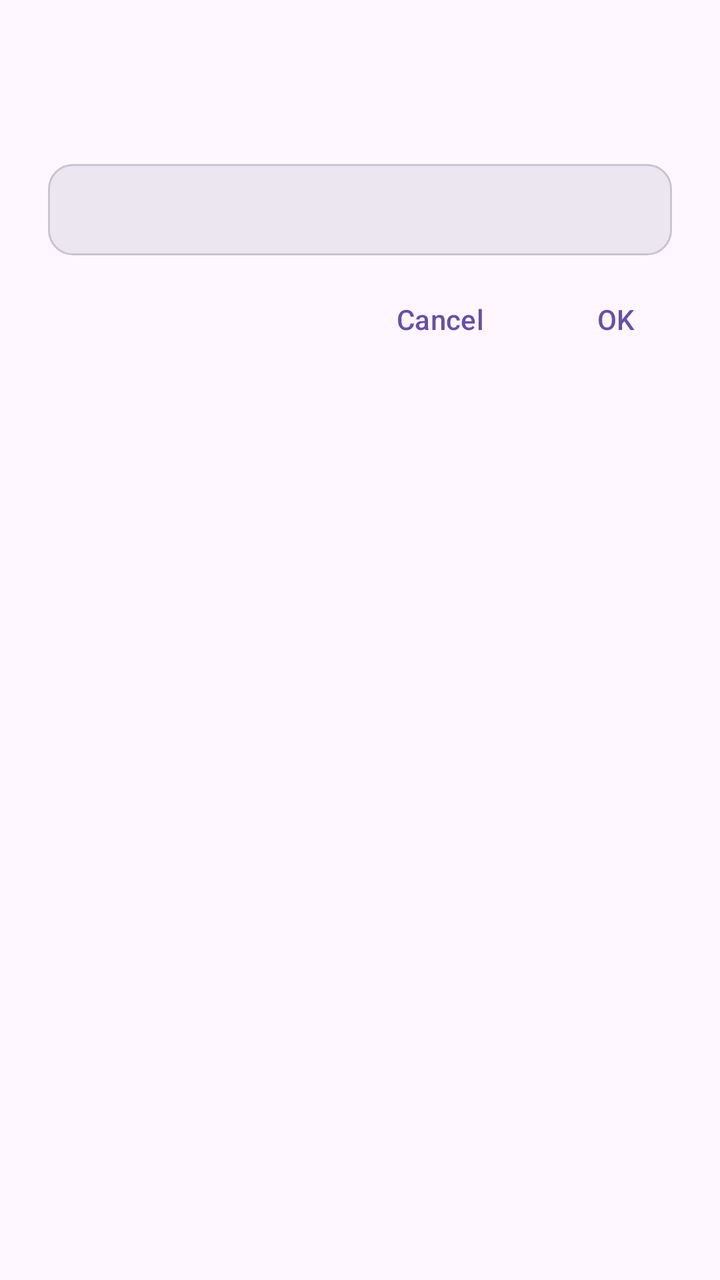
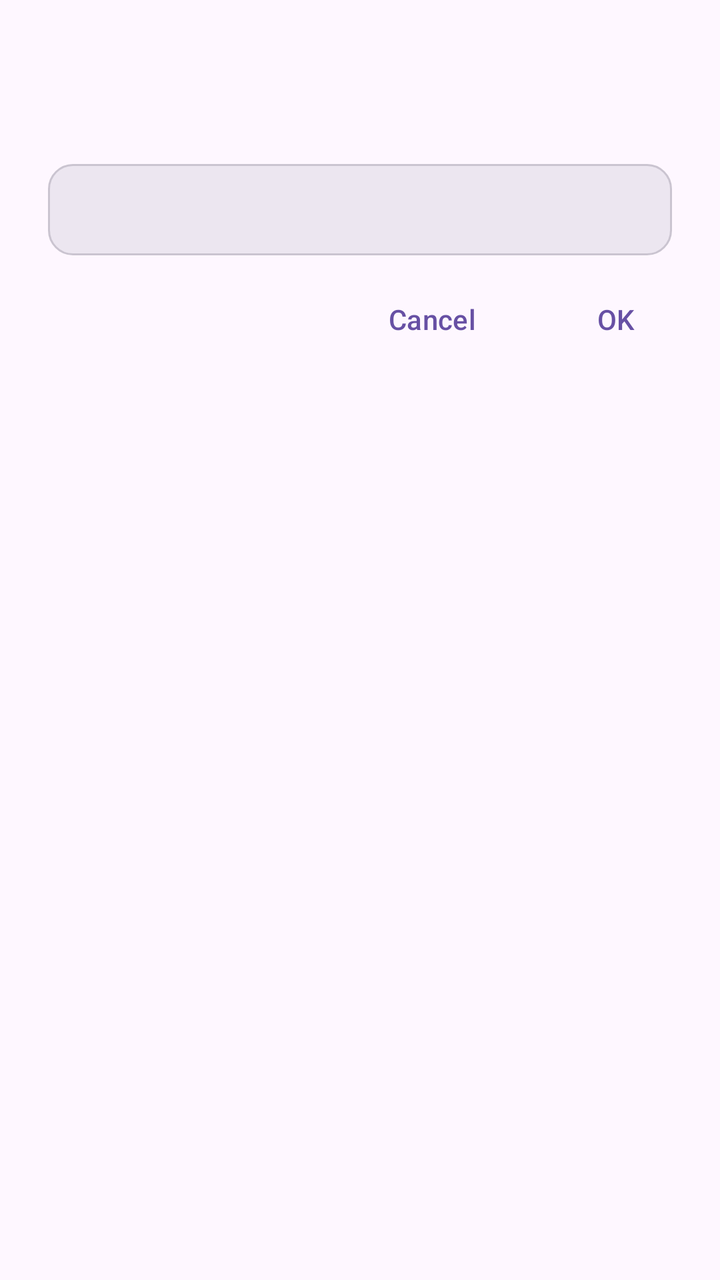

Before-and-after screenshots of an Android layout around one commit, followed by the original layout XML and the change that was made.
<!-- AndroidManifest.xml: application theme Theme.PlainPad -->
<!-- res/layout/dialog_input.xml -->
<?xml version="1.0" encoding="utf-8"?>
<LinearLayout xmlns:android="http://schemas.android.com/apk/res/android"
    android:layout_width="match_parent"
    android:layout_height="wrap_content"
    android:orientation="vertical"
    android:paddingTop="20dp"
    android:paddingBottom="8dp">

    <TextView
        android:id="@+id/tvDialogTitle"
        android:layout_width="match_parent"
        android:layout_height="wrap_content"
        android:paddingHorizontal="24dp"
        android:textColor="?attr/colorOnSurface"
        android:textSize="18sp"
        android:textStyle="bold" />

    <TextView
        android:id="@+id/tvDialogSubtitle"
        android:layout_width="match_parent"
        android:layout_height="wrap_content"
        android:paddingHorizontal="24dp"
        android:paddingTop="4dp"
        android:paddingBottom="16dp"
        android:textColor="?android:attr/textColorSecondary"
        android:textSize="13sp" />

    <EditText
        android:id="@+id/etInput"
        android:layout_width="match_parent"
        android:layout_height="wrap_content"
        android:layout_marginHorizontal="24dp"
        android:background="@drawable/bg_dialog_input"
        android:importantForAutofill="no"
        android:maxLines="1"
        android:paddingHorizontal="14dp"
        android:paddingVertical="12dp"
        android:textColor="?attr/colorOnSurface"
        android:textColorHint="?android:attr/textColorSecondary"
        android:textSize="16sp" />

    <TextView
        android:id="@+id/tvError"
        android:layout_width="match_parent"
        android:layout_height="wrap_content"
        android:paddingHorizontal="24dp"
        android:paddingTop="6dp"
        android:textColor="?attr/colorError"
        android:textSize="12sp"
        android:visibility="gone" />

    <LinearLayout
        android:layout_width="match_parent"
        android:layout_height="wrap_content"
        android:orientation="horizontal"
        android:gravity="end"
        android:paddingHorizontal="8dp"
        android:paddingTop="8dp">

        <com.google.android.material.button.MaterialButton
            android:id="@+id/btnCancel"
            style="@style/Widget.Material3.Button.TextButton"
            android:layout_width="wrap_content"
            android:layout_height="wrap_content"
            android:text="@string/cancel" />

        <com.google.android.material.button.MaterialButton
            android:id="@+id/btnConfirm"
            style="@style/Widget.Material3.Button.TextButton"
            android:layout_width="wrap_content"
            android:layout_height="wrap_content"
            android:text="@string/ok" />
    </LinearLayout>
</LinearLayout>
<!-- resources referenced by this layout -->
<resources>
  <!-- drawable bg_dialog_input (drawable) -->
  <?xml version="1.0" encoding="utf-8"?>
  <shape xmlns:android="http://schemas.android.com/apk/res/android"
      android:shape="rectangle">
      <solid android:color="?attr/colorSurfaceContainerHigh" />
      <corners android:radius="12dp" />
      <stroke
          android:width="1dp"
          android:color="?attr/colorOutlineVariant" />
  </shape>
  <string name="cancel">Cancel</string>
  <string name="ok">OK</string>
  <style name="Theme.PlainPad" parent="Theme.Material3.DayNight.NoActionBar">
  
          
          <item name="editTextStyle">@style/Widget.PlainPad.EditText</item>
  
          
          <item name="materialAlertDialogTheme">@style/ThemeOverlay.PlainPad.MaterialAlertDialog</item>
  
      </style>
  <style name="Widget.PlainPad.EditText" parent="Widget.AppCompat.EditText">
          <item name="android:textAppearance">@style/TextAppearance.PlainPad.EditText</item>
          <item name="android:textSelectHandle">@drawable/ic_select_handle</item>
          <item name="android:textSelectHandleLeft">@drawable/ic_select_handle</item>
          <item name="android:textSelectHandleRight">@drawable/ic_select_handle</item>
          <item name="android:textCursorDrawable">@drawable/ic_cursor</item>
      </style>
  <style name="ThemeOverlay.PlainPad.MaterialAlertDialog" parent="ThemeOverlay.Material3.MaterialAlertDialog">
          <item name="shapeAppearanceOverlay">@style/ShapeAppearance.PlainPad.Dialog</item>
      </style>
  <style name="TextAppearance.PlainPad.EditText" parent="TextAppearance.AppCompat.Medium">
          <item name="android:textSelectHandle">@drawable/ic_select_handle</item>
          <item name="android:textSelectHandleLeft">@drawable/ic_select_handle</item>
          <item name="android:textSelectHandleRight">@drawable/ic_select_handle</item>
      </style>
  <!-- drawable ic_select_handle (drawable) -->
  <?xml version="1.0" encoding="utf-8"?>
  <vector xmlns:android="http://schemas.android.com/apk/res/android"
      android:width="16dp"
      android:height="22dp"
      android:viewportWidth="16"
      android:viewportHeight="22">
      <path
          android:fillColor="#FFFFFF"
          android:pathData="M8,0 C8,0 16,10 16,15 C16,19 12.4,22 8,22 C3.6,22 0,19 0,15 C0,10 8,0 8,0 Z" />
  </vector>
  <!-- drawable ic_cursor (drawable) -->
  <?xml version="1.0" encoding="utf-8"?>
  <shape xmlns:android="http://schemas.android.com/apk/res/android"
      android:shape="rectangle">
      <size android:width="2dp" />
      <solid android:color="?attr/colorControlActivated" />
  </shape>
  <style name="ShapeAppearance.PlainPad.Dialog" parent="">
          <item name="cornerFamily">rounded</item>
          <item name="cornerSize">24dp</item>
      </style>
</resources>

<!-- the commit's change to res/layout/dialog_input.xml (unified diff, before → after) -->
@@ -69,6 +69,7 @@
             style="@style/Widget.Material3.Button.TextButton"
             android:layout_width="wrap_content"
             android:layout_height="wrap_content"
+            android:layout_marginStart="4dp"
             android:text="@string/ok" />
     </LinearLayout>
 </LinearLayout>
